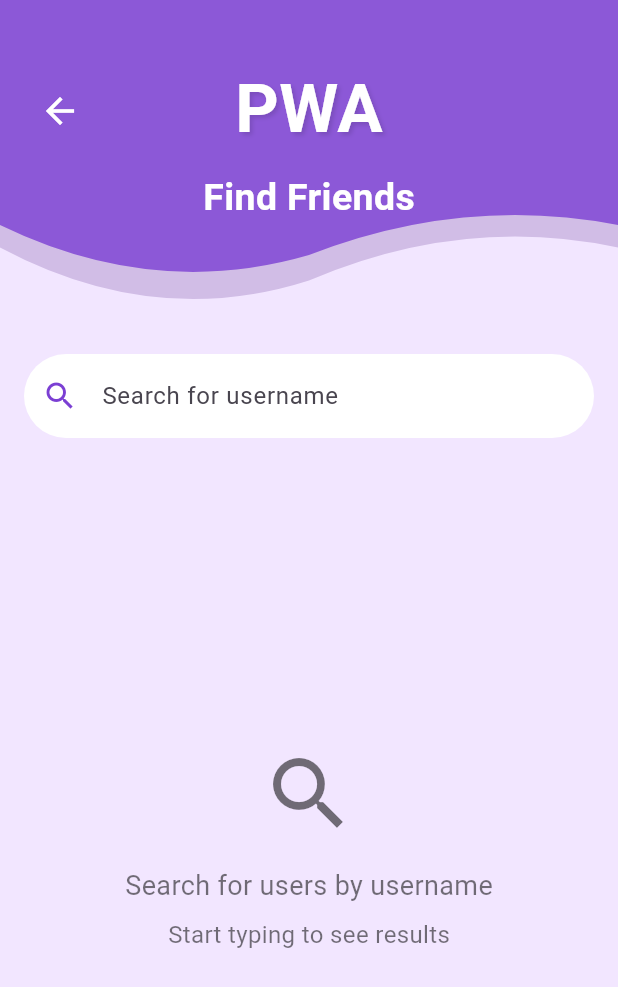
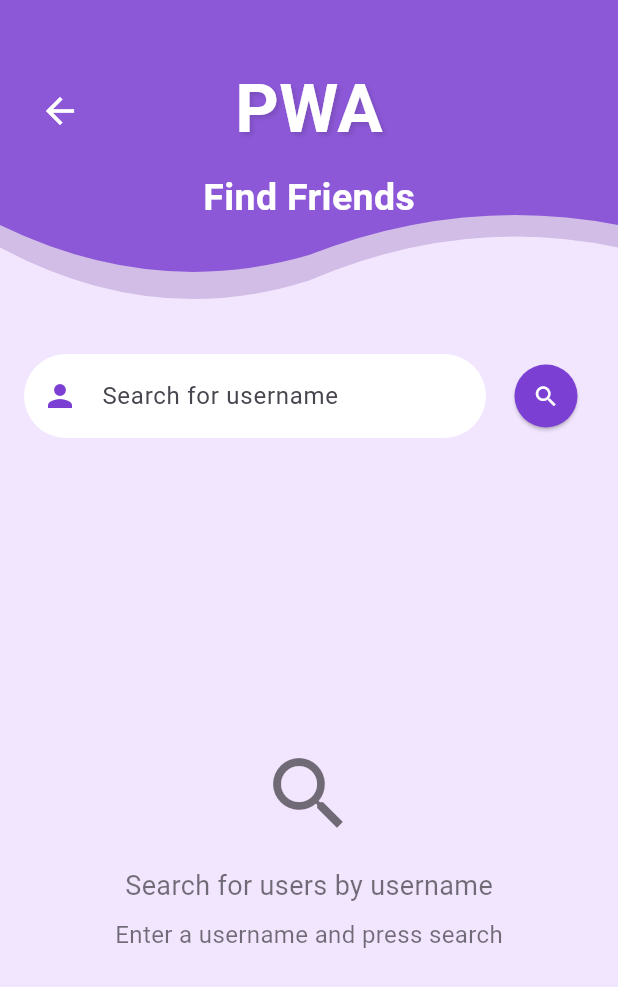
Before and after one commit to BadriAmouri/LockChat, a Flutter app: the SendRequestScreen screen opened directly, on a phone screen of 412 x 824 dp. Shown: the top 987 px of the screen. Run offline on Flutter 3.47's test engine with Material 3 defaults, Android fonts, the phone set to English and light mode, and no system bars; our stand-ins replace basic_utils, flutter_secure_storage, jwt_decoder, shared_preferences, socket_io_client; missing offline and left inert: asn1lib, dart:ffi, encrypt, pointycastle; accounts and stored records are empty; network calls fail.

Commit message:
Implementing the search

```diff
--- a/lib/views/screens/login.dart
+++ b/lib/views/screens/login.dart
@@ -1,5 +1,6 @@
 import 'package:flutter/material.dart';
 import 'package:lockchat/views/screens/chat_list_screen.dart';
+import 'package:lockchat/views/screens/home.dart';
 import 'package:lockchat/views/screens/incoming_requests.dart';
 import 'package:lockchat/views/screens/send_request_screen.dart';
 import '../../services/authService.dart';
@@ -105,7 +106,7 @@ class _LoginScreenState extends State<LoginScreen> {
         Navigator.pushReplacement(
           context,
           MaterialPageRoute(
-            builder: (context) => ChatRequestListScreen(),
+            builder: (context) => HomeScreen(),
           ),
         );
       }
--- a/lib/views/screens/send_request_screen.dart
+++ b/lib/views/screens/send_request_screen.dart
@@ -1,4 +1,3 @@
-// views/screens/send_request_screen.dart
 import 'package:flutter/material.dart';
 import '../theme/colors.dart';
 import '../widgets/user_result_item.dart';
@@ -19,35 +18,8 @@ class _SendRequestScreenState extends State<SendRequestScreen> {
   bool _isLoading = false;
   final InvitationService _invitationService = InvitationService();
 
-  // Sample user data for local testing - in a real app, this would come from API
-  final List<Map<String, dynamic>> _allUsers = [
-    {'id': 10, 'username': 'alex_tech'},
-    {'id': 'user2', 'username': 'maria_design'},
-    {'id': 'user3', 'username': 'dev_master'},
-    {'id': 'user4', 'username': 'jay_smith'},
-    {'id': 'user5', 'username': 'app_lover'},
-    {'id': 'user6', 'username': 'flutter_fan'},
-    {'id': 'user7', 'username': 'code_ninja'},
-    {'id': 'user8', 'username': 'dart_expert'},
-    {'id': 'user9', 'username': 'moussa'},
-  ];
-
-  @override
-  void initState() {
-    super.initState();
-    _searchController.addListener(_onSearchChanged);
-  }
-
-  @override
-  void dispose() {
-    _searchController.removeListener(_onSearchChanged);
-    _searchController.dispose();
-    super.dispose();
-  }
-
-  // Debounce search to avoid too many API calls
-  void _onSearchChanged() {
-    final query = _searchController.text.toLowerCase();
+  Future<void> _performSearch() async {
+    final query = _searchController.text.trim();
 
     if (query.isEmpty) {
       setState(() {
@@ -62,54 +34,29 @@ class _SendRequestScreenState extends State<SendRequestScreen> {
       _isLoading = true;
     });
 
-    // Using local search until API endpoint is available
-    // Note: In production, switch to API call
     try {
-      final results = _allUsers
-          .where((user) => user['username'].toLowerCase().contains(query))
-          .toList();
-
-      // Simulate network delay
-      Future.delayed(const Duration(milliseconds: 300), () {
+      final results = await _invitationService.searchUsers(query);
       if (mounted) {
         setState(() {
           _searchResults = results;
           _isLoading = false;
         });
       }
-      });
     } catch (e) {
-      print('Error searching users: $e');
-      setState(() {
-        _isLoading = false;
-      });
-    }
-
-    // Uncomment this section when API is ready
-    /*
-    _invitationService.searchUsers(query).then((results) {
-      if (mounted) {
-        setState(() {
-          _searchResults = results;
-          _isLoading = false;
-        });
-      }
-    }).catchError((e) {
       print('Error searching users: $e');
       if (mounted) {
         setState(() {
           _isLoading = false;
         });
       }
-    });
-    */
+    }
   }
 
   Future<void> _sendRequest(int userId, String username) async {
     try {
       final result = await _invitationService.sendInvitation(userId);
-      print(result);
-      if (result) {
+
+      if (result != null) {
         ScaffoldMessenger.of(context).showSnackBar(
           SnackBar(
             content: Text('Chat request sent to $username'),
@@ -141,19 +88,20 @@ class _SendRequestScreenState extends State<SendRequestScreen> {
       backgroundColor: AppColors.background,
       body: Column(
         children: [
-          // Purple wave with PWA header
           HeaderWaveWidget(title: 'PWA', subtitle: 'Find Friends'),
 
-          // Search Bar
           Padding(
             padding: const EdgeInsets.all(16.0),
+            child: Row(
+              children: [
+                Expanded(
                   child: TextField(
                     controller: _searchController,
                     decoration: InputDecoration(
                       hintText: 'Search for username',
-                prefixIcon: Icon(Icons.search, color: AppColors.darkpurple),
                       filled: true,
                       fillColor: Colors.white,
+                      prefixIcon: Icon(Icons.person, color: AppColors.darkpurple),
                       border: OutlineInputBorder(
                         borderRadius: BorderRadius.circular(30.0),
                         borderSide: BorderSide.none,
@@ -161,8 +109,20 @@ class _SendRequestScreenState extends State<SendRequestScreen> {
                     ),
                   ),
                 ),
+                const SizedBox(width: 8),
+                ElevatedButton(
+                  onPressed: _performSearch,
+                  style: ElevatedButton.styleFrom(
+                    shape: const CircleBorder(),
+                    backgroundColor: AppColors.darkpurple,
+                    padding: const EdgeInsets.all(12),
+                  ),
+                  child: const Icon(Icons.search, color: Colors.white),
+                ),
+              ],
+            ),
+          ),
 
-          // Search instructions or results
           Expanded(
             child: _isLoading
                 ? const Center(child: CircularProgressIndicator())
@@ -183,7 +143,7 @@ class _SendRequestScreenState extends State<SendRequestScreen> {
                             itemBuilder: (context, index) {
                               final user = _searchResults[index];
                               return UserResultItem(
-                                username: user['username'],
+                                username: user['full_name'],
                                 onSendRequest: () => _sendRequest(
                                   user['id'],
                                   user['username'],
@@ -210,7 +170,7 @@ class _SendRequestScreenState extends State<SendRequestScreen> {
                             ),
                             SizedBox(height: 8),
                             Text(
-                              'Start typing to see results',
+                              'Enter a username and press search',
                               style: TextStyle(
                                 fontSize: 16,
                                 color: AppColors.subtitle,
```
Also changed, not shown: lib/services/chat_service.dart (+66 -2 lines), lib/services/invitation_service.dart (+30 -8 lines), lib/views/screens/incoming_requests.dart (+8 -25 lines). Lines whose indentation alone changed are shown as unchanged.
